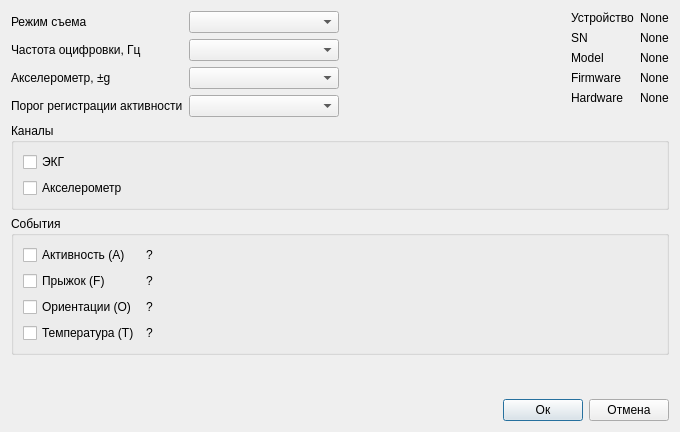
Qt form resources/dlg_inrat_config.ui (mcsltd/mcs-inRat-monitor) before a commit.
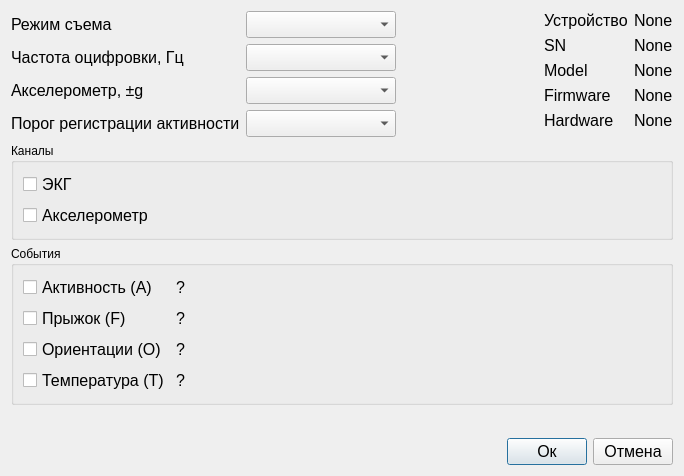
The same form after that commit. Icons and pictures are not drawn.

Commit message: ui: hide unsupported settings

What changed in the file:
```diff
--- a/resources/dlg_inrat_config.ui
+++ b/resources/dlg_inrat_config.ui
@@ -6,8 +6,8 @@
    <rect>
     <x>0</x>
     <y>0</y>
-    <width>680</width>
-    <height>432</height>
+    <width>684</width>
+    <height>476</height>
    </rect>
   </property>
   <property name="windowTitle">
@@ -34,6 +34,11 @@
        <layout class="QGridLayout" name="gridLayoutEvents">
         <item row="4" column="0">
          <widget class="QCheckBox" name="checkBoxOrientation">
+          <property name="font">
+           <font>
+            <pointsize>12</pointsize>
+           </font>
+          </property>
           <property name="text">
            <string>Ориентации (O)</string>
           </property>
@@ -41,6 +46,11 @@
         </item>
         <item row="3" column="0">
          <widget class="QCheckBox" name="checkBoxFreefall">
+          <property name="font">
+           <font>
+            <pointsize>12</pointsize>
+           </font>
+          </property>
           <property name="text">
            <string>Прыжок (F)</string>
           </property>
@@ -61,6 +71,11 @@
         </item>
         <item row="0" column="0">
          <widget class="QCheckBox" name="checkBoxActivity">
+          <property name="font">
+           <font>
+            <pointsize>12</pointsize>
+           </font>
+          </property>
           <property name="text">
            <string>Активность (A)</string>
           </property>
@@ -68,6 +83,11 @@
         </item>
         <item row="4" column="1">
          <widget class="QLabel" name="labelInfoOrientation">
+          <property name="font">
+           <font>
+            <pointsize>12</pointsize>
+           </font>
+          </property>
           <property name="toolTip">
            <string>&lt;html&gt;&lt;head/&gt;&lt;body&gt;&lt;p&gt;Событие &amp;quot;Смена ориентации&amp;quot;&lt;/p&gt;&lt;p&gt;Формат записи: O {code}&lt;/p&gt;&lt;p&gt;Коды ориентации:&lt;/p&gt;&lt;p&gt;&lt;span style=&quot; font-family:'Courier New';&quot;&gt;- x+&lt;/span&gt; — датчик на левом боку&lt;/p&gt;&lt;p&gt;&lt;span style=&quot; font-family:'Courier New';&quot;&gt;- x-&lt;/span&gt; — датчик на правом боку&lt;/p&gt;&lt;p&gt;&lt;span style=&quot; font-family:'Courier New';&quot;&gt;- y+&lt;/span&gt; — датчик вертикально&lt;/p&gt;&lt;p&gt;&lt;span style=&quot; font-family:'Courier New';&quot;&gt;- y-&lt;/span&gt; — датчик перевёрнут&lt;/p&gt;&lt;p&gt;&lt;span style=&quot; font-family:'Courier New';&quot;&gt;- z+&lt;/span&gt; — датчик лицом вверх&lt;/p&gt;&lt;p&gt;&lt;span style=&quot; font-family:'Courier New';&quot;&gt;- z-&lt;/span&gt; — датчик лицом вниз&lt;/p&gt;&lt;/body&gt;&lt;/html&gt;</string>
           </property>
@@ -91,6 +111,11 @@
         </item>
         <item row="5" column="0">
          <widget class="QCheckBox" name="checkBoxTemp">
+          <property name="font">
+           <font>
+            <pointsize>12</pointsize>
+           </font>
+          </property>
           <property name="toolTip">
            <string>Регистрация события температуры
 </string>
@@ -115,6 +140,11 @@
         </item>
         <item row="3" column="1">
          <widget class="QLabel" name="labelInfoFreefall">
+          <property name="font">
+           <font>
+            <pointsize>12</pointsize>
+           </font>
+          </property>
           <property name="toolTip">
            <string>&lt;html&gt;&lt;head/&gt;&lt;body&gt;&lt;p&gt;Событие &amp;quot;Прыжок&amp;quot;&lt;/p&gt;&lt;p&gt;Условие срабатывания: ускорение по осям X, Y, Z близко к 0.&lt;/p&gt;&lt;p&gt;Формат записи: &amp;quot;F&amp;quot;&lt;/p&gt;&lt;/body&gt;&lt;/html&gt;</string>
           </property>
@@ -125,6 +155,11 @@
         </item>
         <item row="5" column="1">
          <widget class="QLabel" name="labelInfoTemperature">
+          <property name="font">
+           <font>
+            <pointsize>12</pointsize>
+           </font>
+          </property>
           <property name="toolTip">
            <string>&lt;html&gt;&lt;head/&gt;&lt;body&gt;&lt;p&gt;Событие &amp;quot;Температура&amp;quot;&lt;/p&gt;&lt;p&gt;Единицы измерения: градусы Цельсия (°C)&lt;br/&gt;Формат записи: T {значение}&lt;/p&gt;&lt;/body&gt;&lt;/html&gt;</string>
           </property>
@@ -135,6 +170,11 @@
         </item>
         <item row="0" column="1">
          <widget class="QLabel" name="labelInfoActivity">
+          <property name="font">
+           <font>
+            <pointsize>12</pointsize>
+           </font>
+          </property>
           <property name="toolTip">
            <string>&lt;html&gt;&lt;head/&gt;&lt;body&gt;&lt;p&gt;Событие &amp;quot;Активность&amp;quot;&lt;/p&gt;&lt;p&gt;Условие срабатывания: превышение порога ускорения по одной из осей.&lt;br/&gt;Формат записи: A {x} {y} {z}&lt;/p&gt;&lt;p&gt; - ускорение в милли-g (mg) по осям X, Y, Z.&lt;/p&gt;&lt;/body&gt;&lt;/html&gt;</string>
           </property>
@@ -167,6 +207,11 @@
       <layout class="QFormLayout" name="formLayout">
        <item row="0" column="0">
         <widget class="QLabel" name="labelMode">
+         <property name="font">
+          <font>
+           <pointsize>12</pointsize>
+          </font>
+         </property>
          <property name="text">
           <string>Режим съема</string>
          </property>
@@ -192,10 +237,20 @@
            <height>16777215</height>
           </size>
          </property>
+         <property name="font">
+          <font>
+           <pointsize>12</pointsize>
+          </font>
+         </property>
         </widget>
        </item>
        <item row="1" column="0">
         <widget class="QLabel" name="labelSampleRate">
+         <property name="font">
+          <font>
+           <pointsize>12</pointsize>
+          </font>
+         </property>
          <property name="text">
           <string>Частота оцифровки, Гц</string>
          </property>
@@ -221,10 +276,20 @@
            <height>16777215</height>
           </size>
          </property>
+         <property name="font">
+          <font>
+           <pointsize>12</pointsize>
+          </font>
+         </property>
         </widget>
        </item>
        <item row="2" column="0">
         <widget class="QLabel" name="labelFullScaleAccelerometer">
+         <property name="font">
+          <font>
+           <pointsize>12</pointsize>
+          </font>
+         </property>
          <property name="text">
           <string>Акселерометр, ±g</string>
          </property>
@@ -244,10 +309,20 @@
            <height>0</height>
           </size>
          </property>
+         <property name="font">
+          <font>
+           <pointsize>12</pointsize>
+          </font>
+         </property>
         </widget>
        </item>
        <item row="3" column="0">
         <widget class="QLabel" name="labelActivityThreshold">
+         <property name="font">
+          <font>
+           <pointsize>12</pointsize>
+          </font>
+         </property>
          <property name="text">
           <string>Порог регистрации активности</string>
          </property>
@@ -267,6 +342,11 @@
            <height>0</height>
           </size>
          </property>
+         <property name="font">
+          <font>
+           <pointsize>12</pointsize>
+          </font>
+         </property>
         </widget>
        </item>
       </layout>
@@ -288,6 +368,11 @@
       <layout class="QFormLayout" name="formLayout_5">
        <item row="0" column="0">
         <widget class="QLabel" name="labelDevice">
+         <property name="font">
+          <font>
+           <pointsize>12</pointsize>
+          </font>
+         </property>
          <property name="text">
           <string>Устройство</string>
          </property>
@@ -295,6 +380,11 @@
        </item>
        <item row="1" column="0">
         <widget class="QLabel" name="labelSn">
+         <property name="font">
+          <font>
+           <pointsize>12</pointsize>
+          </font>
+         </property>
          <property name="text">
           <string>SN</string>
          </property>
@@ -302,6 +392,11 @@
        </item>
        <item row="2" column="0">
         <widget class="QLabel" name="labelModel">
+         <property name="font">
+          <font>
+           <pointsize>12</pointsize>
+          </font>
+         </property>
          <property name="text">
           <string>Model</string>
          </property>
@@ -309,6 +404,11 @@
        </item>
        <item row="3" column="0">
         <widget class="QLabel" name="labelFirmware">
+         <property name="font">
+          <font>
+           <pointsize>12</pointsize>
+          </font>
+         </property>
          <property name="text">
           <string>Firmware</string>
          </property>
@@ -316,6 +416,11 @@
        </item>
        <item row="4" column="0">
         <widget class="QLabel" name="labelHardware">
+         <property name="font">
+          <font>
+           <pointsize>12</pointsize>
+          </font>
+         </property>
          <property name="text">
           <string>Hardware</string>
          </property>
@@ -323,6 +428,11 @@
        </item>
        <item row="0" column="1">
         <widget class="QLabel" name="labelDeviceValue">
+         <property name="font">
+          <font>
+           <pointsize>12</pointsize>
+          </font>
+         </property>
          <property name="text">
           <string>None</string>
          </property>
@@ -330,6 +440,11 @@
        </item>
        <item row="1" column="1">
         <widget class="QLabel" name="labelSnValue">
+         <property name="font">
+          <font>
+           <pointsize>12</pointsize>
+          </font>
+         </property>
          <property name="text">
           <string>None</string>
          </property>
@@ -337,6 +452,11 @@
        </item>
        <item row="2" column="1">
         <widget class="QLabel" name="labelModelValue">
+         <property name="font">
+          <font>
+           <pointsize>12</pointsize>
+          </font>
+         </property>
          <property name="text">
           <string>None</string>
          </property>
@@ -344,6 +464,11 @@
        </item>
        <item row="3" column="1">
         <widget class="QLabel" name="labelFirmwareValue">
+         <property name="font">
+          <font>
+           <pointsize>12</pointsize>
+          </font>
+         </property>
          <property name="text">
           <string>None</string>
          </property>
@@ -351,6 +476,11 @@
        </item>
        <item row="4" column="1">
         <widget class="QLabel" name="labelHardwareValue">
+         <property name="font">
+          <font>
+           <pointsize>12</pointsize>
+          </font>
+         </property>
          <property name="text">
           <string>None</string>
          </property>
@@ -377,6 +507,11 @@
      </item>
      <item>
       <widget class="QPushButton" name="pushButtonOk">
+       <property name="font">
+        <font>
+         <pointsize>12</pointsize>
+        </font>
+       </property>
        <property name="text">
         <string>Ок</string>
        </property>
@@ -384,6 +519,11 @@
      </item>
      <item>
       <widget class="QPushButton" name="pushButtonCancel">
+       <property name="font">
+        <font>
+         <pointsize>12</pointsize>
+        </font>
+       </property>
        <property name="text">
         <string>Отмена</string>
        </property>
@@ -401,6 +541,11 @@
        <layout class="QGridLayout" name="gridLayout_3">
         <item row="0" column="0">
          <widget class="QCheckBox" name="checkBoxSignal">
+          <property name="font">
+           <font>
+            <pointsize>12</pointsize>
+           </font>
+          </property>
           <property name="text">
            <string>ЭКГ</string>
           </property>
@@ -408,6 +553,11 @@
         </item>
         <item row="1" column="0">
          <widget class="QCheckBox" name="checkBoxAcceleration">
+          <property name="font">
+           <font>
+            <pointsize>12</pointsize>
+           </font>
+          </property>
           <property name="text">
            <string>Акселерометр</string>
           </property>
```
Left out of the diff: 2 changed lines with no effect on the pictures. The commit also changes 4 other files.
